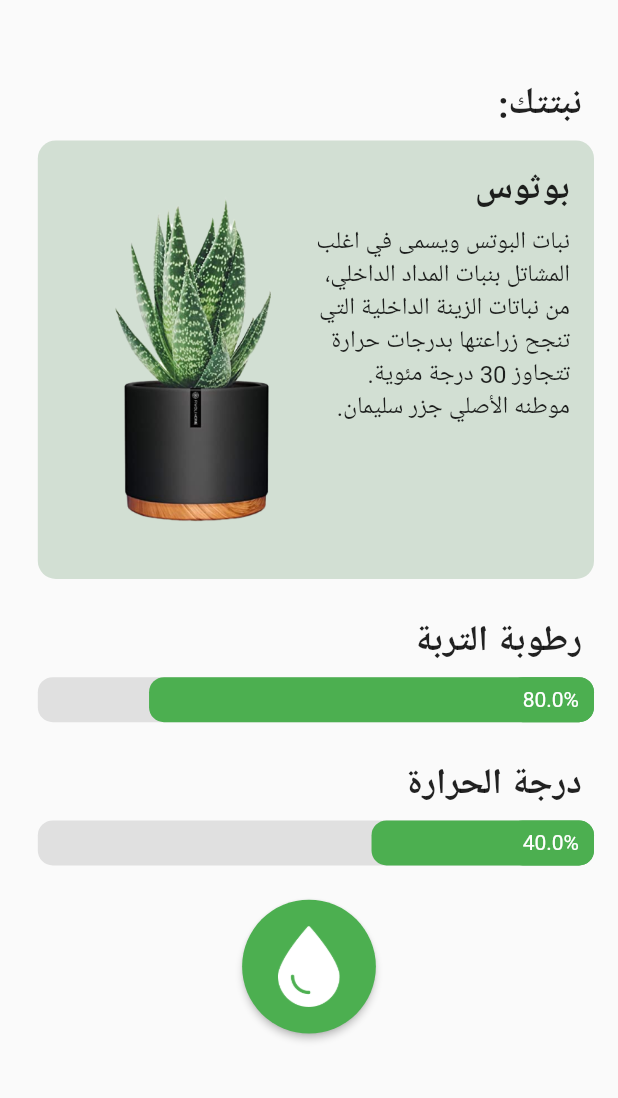
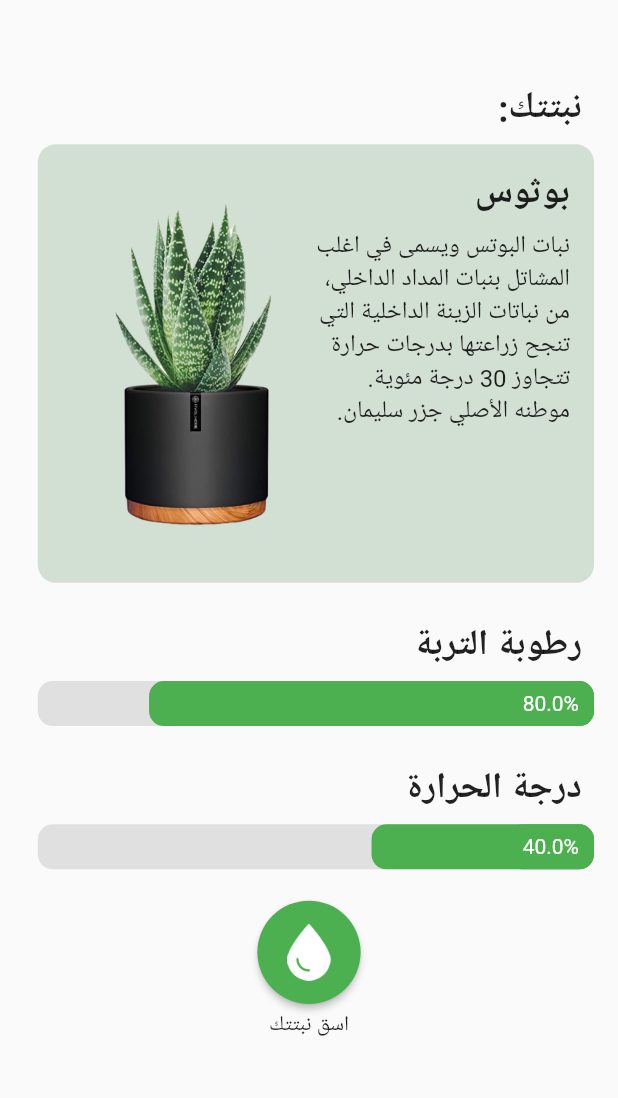
Before and after one commit to Hadi-Alsinan/winners_book_hackathon, a Flutter app: the HomePage screen opened directly, on a phone screen of 412 x 824 dp, the part 138-1236 px from its top. Run offline on Flutter 3.47's test engine with Material 2 defaults, Android fonts, the phone set to English and light mode, and no system bars; our stand-ins replace google_fonts.

```diff
--- a/lib/HomePage/Widgets/WaterDrop.dart
+++ b/lib/HomePage/Widgets/WaterDrop.dart
@@ -1,6 +1,11 @@
 import 'package:flutter/material.dart';
+import 'package:google_fonts/google_fonts.dart';
 
 class WaterDropButton extends StatelessWidget {
+  final VoidCallback onPressed;
+
+  const WaterDropButton({ Key? key, required this.onPressed}) : super(key: key);
+
   @override
   Widget build(BuildContext context) {
     return Column(
@@ -9,16 +14,17 @@ class WaterDropButton extends StatelessWidget {
         ElevatedButton(
           style: ElevatedButton.styleFrom(
             shape: CircleBorder(),
-            padding: EdgeInsets.all(24),
+            padding: EdgeInsets.all(20),
             primary: Colors.green, // Button color
             onPrimary: Colors.white, // Text color
           ),
-          onPressed: () {
-            // Handle button press
-          },
-          child: Image.asset('assets/Icons/WaterDrop.png',
-          width: MediaQuery.of(context).size.width * 0.1,), // Icon inside button
+          onPressed: onPressed, // Use the passed onPressed function
+          child: Image.asset(
+            'assets/Icons/WaterDrop.png',
+            width: MediaQuery.of(context).size.width * 0.07,
+          ), // Icon inside button
         ),
+        Text('اسق نبتتك', style: GoogleFonts.readexPro()), // Text below button
       ],
     );
   }
--- a/pubspec.yaml
+++ b/pubspec.yaml
@@ -64,6 +64,7 @@ flutter:
     - assets/Logo/
     - assets/Plants/
     - assets/Icons/
+    - assets/Images/
 
   # An image asset can refer to one or more resolution-specific "variants", see
   # https://flutter.dev/assets-and-images/#resolution-aware
```
Also changed, not shown: lib/HomePage/Screens/HomePage.dart (+108 -4 lines), assets/Images/watering.png (added).
